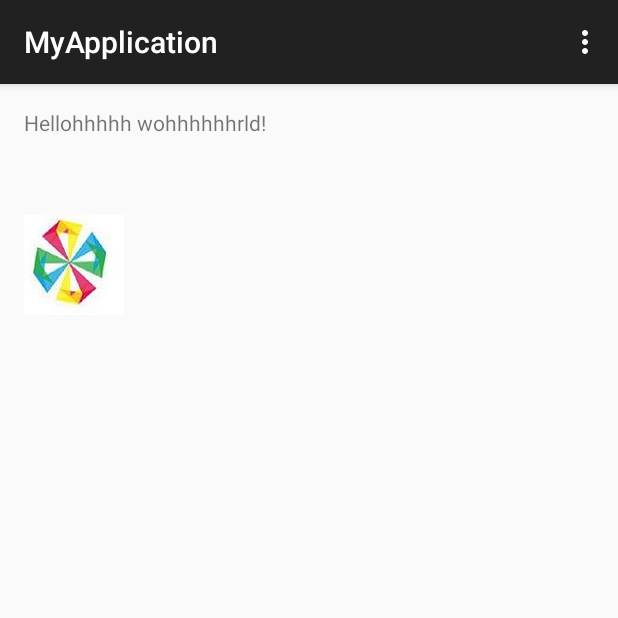
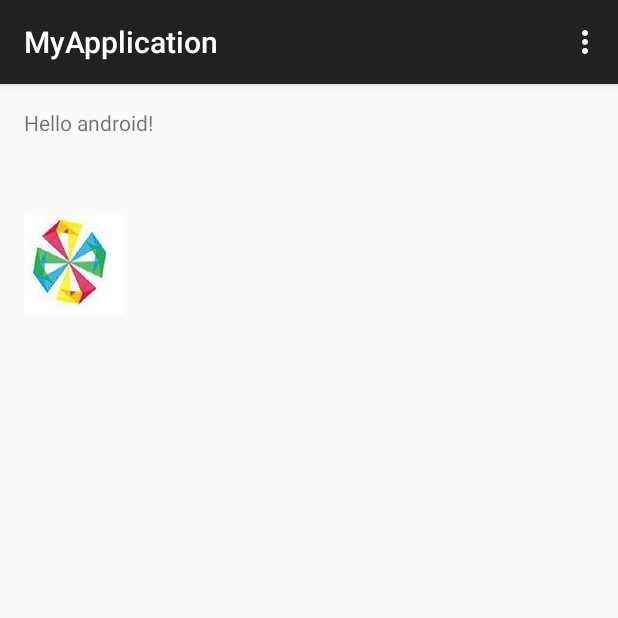
Before and after one commit to larrywhy/android_studio_test, an Android app: the screen it shows after launch (MainActivity), on a phone screen of 412 x 824 dp, the top half of it. Run offline under Robolectric (Android 15) with nearby library versions, the phone set to English and light mode, and no system bars.

Commit message:
text changed

```diff
--- a/app/src/main/res/values/strings.xml
+++ b/app/src/main/res/values/strings.xml
@@ -2,7 +2,7 @@
 <resources>
 
     <string name="app_name">MyApplication</string>
-    <string name="hello_world">Hellohhhhh wohhhhhhrld!</string>
+    <string name="hello_world">Hello android!</string>
     <string name="action_settings">Settings</string>
 
 </resources>
```
